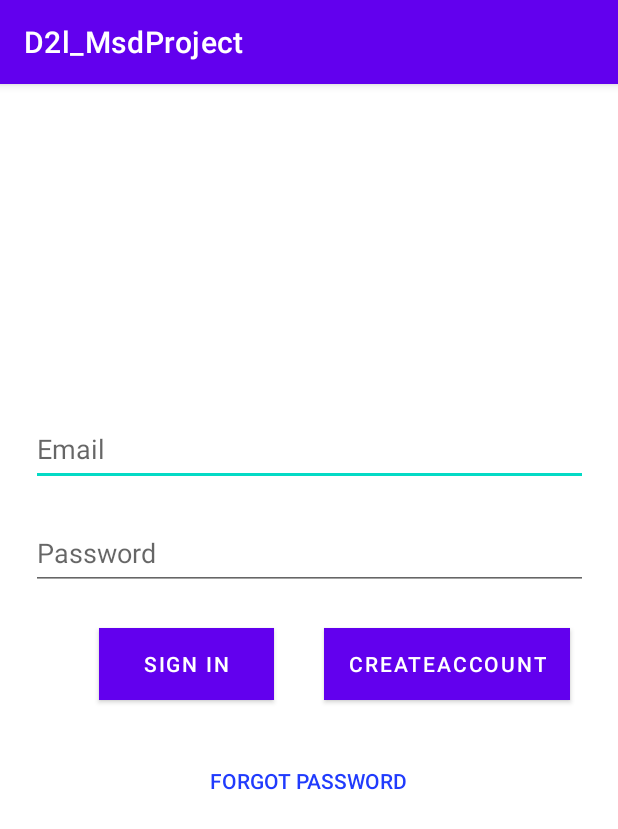
After one commit to rbillups/D2l_MsdProject, an Android app: the fragment LoginFragment shown on its own in the app's theme, on a phone screen of 412 x 824 dp. The commit adds this screen. Shown: the top 829 px of the screen. Run offline under Robolectric (Android 15) with nearby library versions, the phone set to English and light mode, and no system bars; our stand-ins replace Firebase (no records; nobody signed in at launch, a user with empty details on screens opened directly).

Commit message:
Adding Pages and some layouts

```diff
--- /dev/null
+++ b/app/src/main/java/com/example/d2l_msdproject/ui/LoginFragment.kt
@@ -0,0 +1,100 @@
+package com.example.d2l_msdproject.ui
+
+import android.content.Context
+import androidx.fragment.app.Fragment
+import android.os.Bundle
+import android.view.LayoutInflater
+import android.view.View
+import android.view.ViewGroup
+import android.widget.Toast
+import androidx.navigation.findNavController
+import com.example.d2l_msdproject.R
+import com.example.d2l_msdproject.databinding.FragmentLoginBinding
+import com.google.firebase.auth.FirebaseAuth
+import java.net.PasswordAuthentication
+
+class LoginFragment : Fragment() {
+
+    private lateinit var binding: FragmentLoginBinding
+    private lateinit var auth: FirebaseAuth
+
+    override fun onCreateView(
+        inflater: LayoutInflater,
+        container: ViewGroup?,
+        savedInstanceState: Bundle?
+    ): View? {
+        binding = FragmentLoginBinding.inflate(inflater, container, false)
+        //Creates authentication instance
+        auth = FirebaseAuth.getInstance()
+
+        //Email and password inputs from user
+        val email = binding.loginEmail
+        val password = binding.loginPassword
+
+        //Listener for create account button. Sends user to registration page.
+        binding.createAccountButton.setOnClickListener { view: View ->
+            view.findNavController()
+                .navigate(R.id.action_loginFragment_to_signUpFragment)
+        }
+
+        //Listener for forgot password. Sends user to recovery page.
+        binding.forgotPassword.setOnClickListener { view: View ->
+            view.findNavController()
+                .navigate(R.id.action_loginFragment_to_accountRecoveryFragment)
+        }
+
+        //Listener for sign in button.
+        binding.signInButton.setOnClickListener {
+            //Converts
+
+            val email: String = email.text.toString()
+            val password: String = password.text.toString()
+            var stop: Boolean = true
+
+            //Checks to see if the email or password field is empty.
+            if (email.isEmpty() || password.isEmpty()) {
+                showToastMessage(requireContext(), "Invalid Email/Password")
+            } else {
+                stop = false
+            }
+
+            if (!stop) {
+                auth.signInWithEmailAndPassword(email, password)
+                    .addOnCompleteListener { task ->
+                        if (task.isSuccessful) {
+                            showToastMessage(requireContext(), "Signed in Successfully")
+                            view?.findNavController()?.navigate(R.id.action_loginFragment_to_appMainFragment)
+
+                        } else {
+                            showToastMessage(requireContext(), "Invalid Email/Password")
+                        }
+                    }
+            }
+
+
+        }
+
+
+        return binding.root
+
+    }
+
+    override fun onViewCreated(view: View, savedInstanceState: Bundle?) {
+        super.onViewCreated(view, savedInstanceState)
+
+
+    }
+
+    //Create toast method
+    fun showToastMessage(context: Context, message: String) {
+        val duration = Toast.LENGTH_SHORT
+        val toast = Toast.makeText(context, message, duration)
+        toast.show()
+    }
+
+
+}
+
+data class LoginInfo(val username: String, val passwordAuthentication: PasswordAuthentication) {
+
+}
--- /dev/null
+++ b/app/src/main/res/layout/fragment_login.xml
@@ -0,0 +1,97 @@
+<?xml version="1.0" encoding="utf-8"?>
+<androidx.constraintlayout.widget.ConstraintLayout xmlns:android="http://schemas.android.com/apk/res/android"
+    xmlns:app="http://schemas.android.com/apk/res-auto"
+    xmlns:tools="http://schemas.android.com/tools"
+    android:id="@+id/container"
+    android:layout_width="match_parent"
+    android:layout_height="match_parent"
+    android:paddingLeft="@dimen/fragment_horizontal_margin"
+    android:paddingTop="@dimen/fragment_vertical_margin"
+    android:paddingRight="@dimen/fragment_horizontal_margin"
+    android:paddingBottom="@dimen/fragment_vertical_margin"
+    tools:context=".ui.LoginFragment">
+
+    <ImageView
+        android:id="@+id/imageView"
+        android:layout_width="wrap_content"
+        android:layout_height="wrap_content"
+        app:layout_constraintBottom_toBottomOf="parent"
+        app:layout_constraintEnd_toEndOf="parent"
+        app:layout_constraintHorizontal_bias="0.497"
+        app:layout_constraintStart_toStartOf="parent"
+        app:layout_constraintTop_toTopOf="parent"
+        app:layout_constraintVertical_bias="0.226" />
+<!--    android:src="@drawable/"-->
+
+
+
+    <Button
+        android:id="@+id/createAccountButton"
+        android:layout_width="wrap_content"
+        android:layout_height="wrap_content"
+        android:layout_marginEnd="16dp"
+        android:layout_marginTop="25dp"
+        android:background="@color/material_dynamic_neutral50"
+        android:text="@string/createaccount"
+        android:textColor="@color/white"
+        android:textSize="14sp"
+        app:layout_constraintEnd_toEndOf="parent"
+        app:layout_constraintTop_toBottomOf="@id/loginPassword"/>
+
+    <Button
+        android:id="@+id/signInButton"
+        android:layout_width="wrap_content"
+        android:layout_height="wrap_content"
+        android:layout_marginStart="16dp"
+        android:layout_marginTop="25dp"
+        android:background="@color/material_dynamic_neutral50"
+        android:text="@string/sign_in"
+        android:textColor="@color/white"
+        android:textSize="14sp"
+        app:layout_constraintEnd_toStartOf="@+id/createAccountButton"
+        app:layout_constraintStart_toStartOf="parent"
+        app:layout_constraintTop_toBottomOf="@id/loginPassword"/>
+
+    <androidx.appcompat.widget.AppCompatButton
+        android:id="@+id/forgotPassword"
+        android:layout_width="156dp"
+        android:layout_height="48dp"
+        android:layout_marginTop="30dp"
+        android:background="@color/clear"
+        android:color="@color/white"
+        android:text="@string/forgot_password"
+        android:textColor="@color/blue_700"
+        app:layout_constraintEnd_toEndOf="parent"
+        app:layout_constraintHorizontal_bias="0.498"
+        app:layout_constraintStart_toStartOf="parent"
+        app:layout_constraintTop_toBottomOf="@id/signInButton"/>
+
+    <EditText
+        android:id="@+id/loginEmail"
+        android:layout_width="371dp"
+        android:layout_height="49dp"
+        android:layout_marginLeft="10dp"
+        android:layout_marginTop="36dp"
+        android:layout_marginRight="10dp"
+        android:ems="10"
+        android:hint="@string/prompt_email"
+        android:inputType="textEmailAddress"
+        app:layout_constraintEnd_toEndOf="parent"
+        app:layout_constraintStart_toStartOf="parent"
+        app:layout_constraintTop_toBottomOf="@+id/imageView" />
+
+    <EditText
+        android:id="@+id/loginPassword"
+        android:layout_width="371dp"
+        android:layout_height="49dp"
+        android:layout_marginLeft="10dp"
+        android:layout_marginTop="20dp"
+        android:layout_marginRight="10dp"
+        android:ems="10"
+        android:hint="@string/prompt_password"
+        android:inputType="textPassword"
+        app:layout_constraintEnd_toEndOf="parent"
+        app:layout_constraintStart_toStartOf="parent"
+        app:layout_constraintTop_toBottomOf="@+id/loginEmail" />
+
+</androidx.constraintlayout.widget.ConstraintLayout>
--- a/app/src/main/res/values/colors.xml
+++ b/app/src/main/res/values/colors.xml
@@ -7,4 +7,7 @@
     <color name="teal_700">#FF018786</color>
     <color name="black">#FF000000</color>
     <color name="white">#FFFFFFFF</color>
+    <color name="clear">#00000000</color>
+    <color name="blue_700">#FF203bfd</color>
+
 </resources>
--- /dev/null
+++ b/app/src/main/res/values/dimens.xml
@@ -0,0 +1,5 @@
+<resources>
+    <!-- Default screen margins, per the Android Design guidelines. -->
+    <dimen name="fragment_horizontal_margin">16dp</dimen>
+    <dimen name="fragment_vertical_margin">16dp</dimen>
+</resources>
--- a/app/src/main/res/values/strings.xml
+++ b/app/src/main/res/values/strings.xml
@@ -1,3 +1,11 @@
 <resources>
     <string name="app_name">D2l_MsdProject</string>
+    <string name="profile">Profile</string>
+    <string name="start_here">Start Here</string>
+    <string name="learning_modules">Learning Modules</string>
+    <string name="forgot_password">Forgot Password</string>
+    <string name="createaccount">CreateAccount</string>
+    <string name="sign_in">"   Sign In   "</string>
+    <string name="prompt_email">Email</string>
+    <string name="prompt_password">Password</string>
 </resources>
```
Also changed, not shown: app/build.gradle (+10 -1 lines), app/src/main/java/com/example/d2l_msdproject/ui/appMainFragment.kt (added, +66 -0 lines), app/src/main/res/layout/fragment_app_main.xml (added, +40 -0 lines), app/src/main/res/menu/my_navigation_items.xml (added, +18 -0 lines), app/src/main/res/navigation/navigation.xml (added, +42 -0 lines), build.gradle (+15 -1 lines), app/src/main/res/drawable/pfp_placeholder.png (added), app/src/main/res/drawable/profile.png (added).
